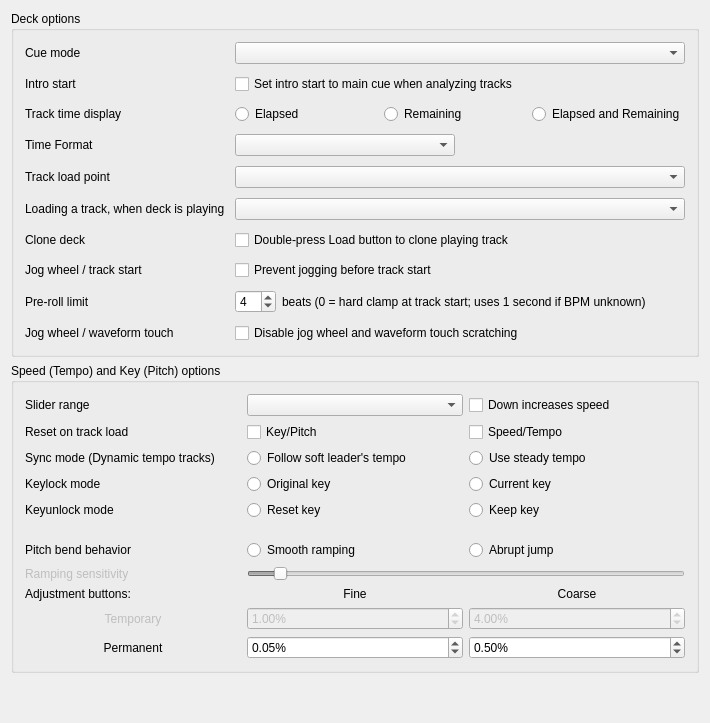
Above: src/preferences/dialog/dlgprefdeckdlg.ui from XeTK/mixxx before the change. Below: the same form after it.
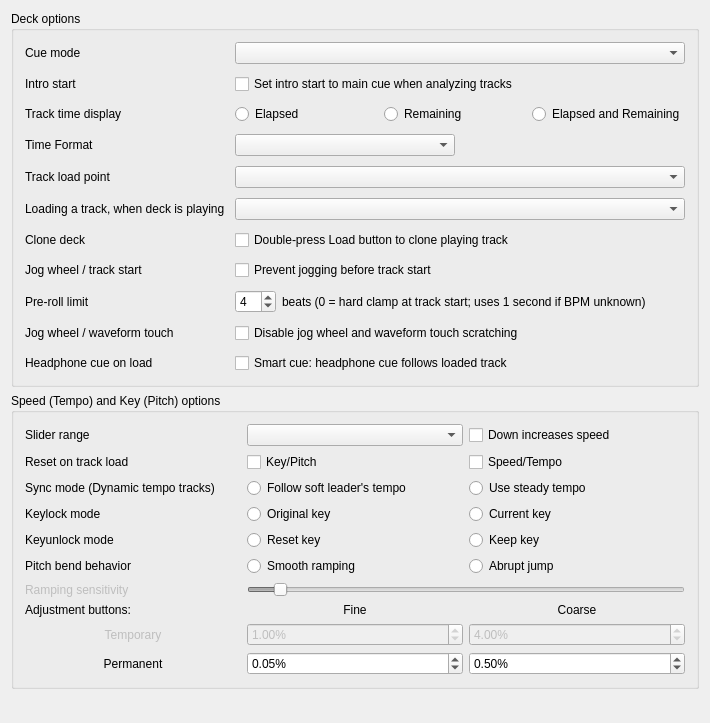
That is the form after the change.

Commit message: refactor(a11y): move Smart Cue out of Accessibility preferences into Deck preferences

Diff of the .ui file:
```diff
--- a/src/preferences/dialog/dlgprefdeckdlg.ui
+++ b/src/preferences/dialog/dlgprefdeckdlg.ui
@@ -282,6 +282,26 @@
         </property>
        </widget>
       </item>
+      <item row="10" column="0">
+       <widget class="QLabel" name="labelSmartCue">
+        <property name="text">
+         <string>Headphone cue on load</string>
+        </property>
+        <property name="buddy">
+         <cstring>checkBoxSmartCue</cstring>
+        </property>
+       </widget>
+      </item>
+      <item row="10" column="1" colspan="2">
+       <widget class="QCheckBox" name="checkBoxSmartCue">
+        <property name="toolTip">
+         <string>Loading a track into a deck that is not playing moves the headphone cue (PFL) to that deck automatically, like the smart cue on Denon players. A playing deck never has its cue taken away.</string>
+        </property>
+        <property name="text">
+         <string>Smart cue: headphone cue follows loaded track</string>
+        </property>
+       </widget>
+      </item>
      </layout>
     </widget>
    </item>
```
The commit also changes 11 other files.
